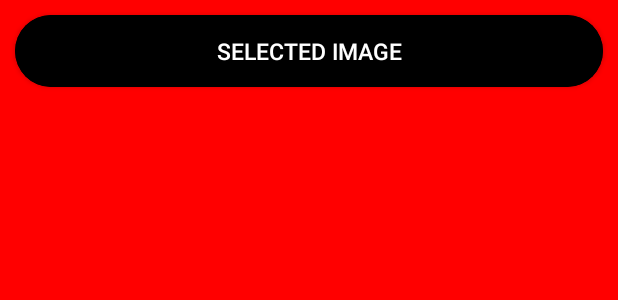
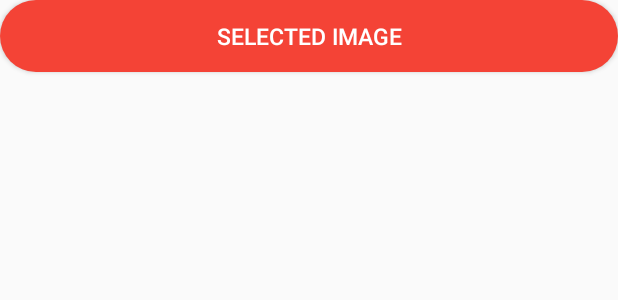
Before and after one commit to shiva2206/Moon---dating-app, an Android app: the layout activity_addstory.xml on its own in the app's theme, with its tools: preview values and no code run, on a phone screen of 412 x 824 dp. Shown: the top 300 px of the screen. Run offline under Robolectric (Android 15) with nearby library versions, the phone set to English and light mode, and no system bars.

```diff
--- a/HoneyMoon/app/src/main/res/layout/activity_addstory.xml
+++ b/HoneyMoon/app/src/main/res/layout/activity_addstory.xml
@@ -4,8 +4,7 @@
     android:layout_width="match_parent"
     android:layout_height="match_parent"
     xmlns:app="http://schemas.android.com/apk/res-auto"
-    tools:context=".addstory"
-    android:background="@color/red">
+    tools:context=".addstory">
 
     <TextView
         android:layout_width="wrap_content"
@@ -21,17 +20,11 @@
     </TextView>
 
 
-    <androidx.cardview.widget.CardView
-        android:layout_width="match_parent"
-        android:layout_height="wrap_content"
-        android:id="@+id/cd"
-        app:cardCornerRadius="30dp"
-        android:backgroundTint="@color/black"
-        android:layout_margin="10dp">
+
     <Button
         android:layout_width="match_parent"
         android:layout_height="wrap_content"
-            android:background="@color/black"
+        android:background="@drawable/solidred2"
         android:text="Selected Image"
         android:textSize="15dp"
 
@@ -39,7 +32,6 @@
         android:id="@+id/openGalleryButton"
         android:layout_alignParentTop="true"
         />
-    </androidx.cardview.widget.CardView>
 
 
 
@@ -48,7 +40,7 @@
         android:layout_height="match_parent"
         android:id="@+id/mainImageView"
         android:adjustViewBounds="true"
-        android:layout_below="@+id/cd"
+        android:layout_below="@id/openGalleryButton"
         android:layout_alignParentBottom="true"
         android:layout_margin="10dp"
         />
--- a/HoneyMoon/app/src/main/res/layout/activity_viewchatmedia.xml
+++ b/HoneyMoon/app/src/main/res/layout/activity_viewchatmedia.xml
@@ -5,7 +5,7 @@
     android:layout_width="match_parent"
     android:layout_height="match_parent"
     tools:context=".viewchatmedia"
-    android:background="@color/red">
+    >
 
     <androidx.viewpager2.widget.ViewPager2
         android:layout_width="match_parent"
--- a/HoneyMoon/app/src/main/res/layout/fragment_docs.xml
+++ b/HoneyMoon/app/src/main/res/layout/fragment_docs.xml
@@ -3,7 +3,7 @@
     android:layout_width="match_parent"
     android:layout_height="match_parent"
     tools:context="fragment.docs"
-    android:background="@color/red">
+    >
     <TextView
         android:layout_width="wrap_content"
         android:layout_height="wrap_content"
--- a/HoneyMoon/app/src/main/res/layout/fragment_links.xml
+++ b/HoneyMoon/app/src/main/res/layout/fragment_links.xml
@@ -3,7 +3,7 @@
     android:layout_width="match_parent"
     android:layout_height="match_parent"
     tools:context="fragment.links"
-    android:background="@color/red">
+   >
     <TextView
         android:layout_width="wrap_content"
         android:layout_height="wrap_content"
--- a/HoneyMoon/app/src/main/res/layout/fragment_settings.xml
+++ b/HoneyMoon/app/src/main/res/layout/fragment_settings.xml
@@ -4,7 +4,7 @@
     android:layout_height="match_parent"
     xmlns:app="http://schemas.android.com/apk/res-auto"
     tools:context="fragment.settings"
-    android:background="@color/red"
+
     android:padding="5dp">
 
     <androidx.recyclerview.widget.RecyclerView
```
Also changed, not shown: HoneyMoon/app/src/main/res/layout/activity_details.xml (+5 -10 lines). Lines whose indentation alone changed are shown as unchanged.
